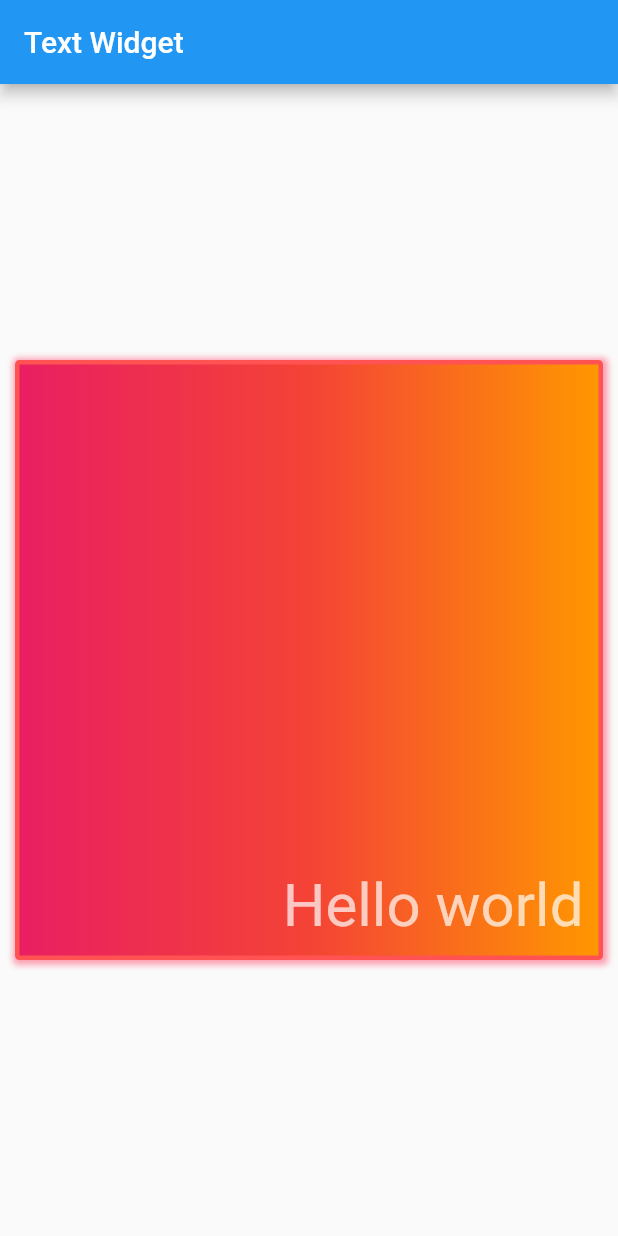
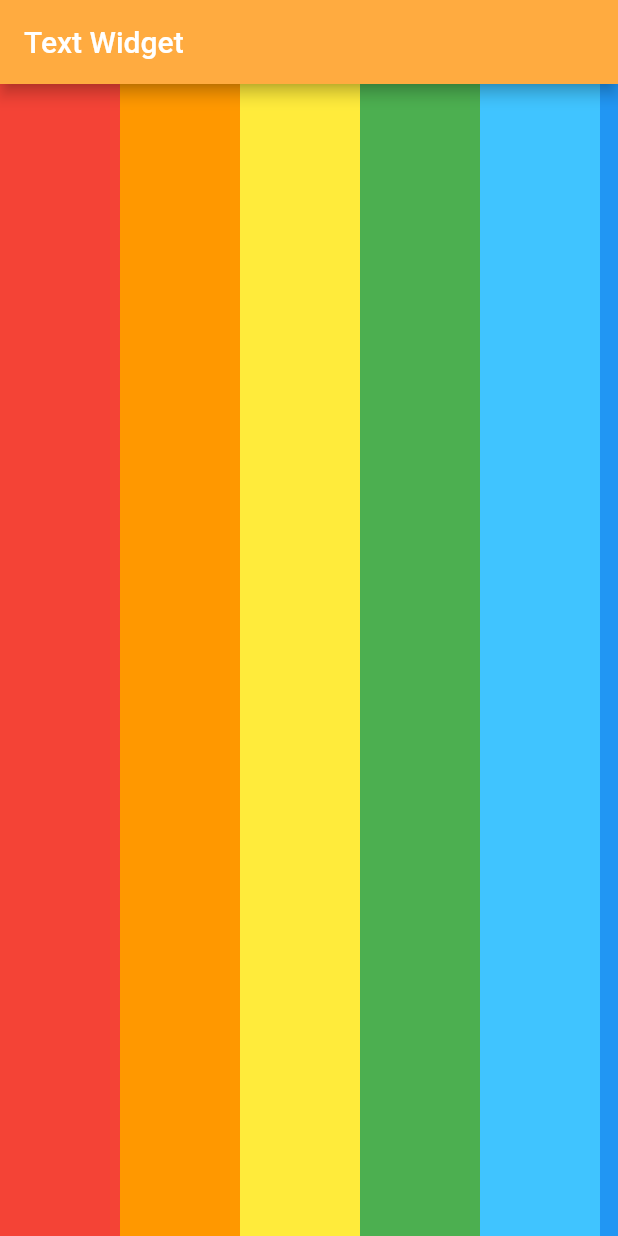
Before and after one commit to TennyQianghuacong/flutter_app, a Flutter app: the screen it shows after launch, on a phone screen of 412 x 824 dp. Run offline on Flutter 3.47's test engine with Material 2 defaults, Android fonts, the phone set to English and light mode, and no system bars.

Commit message:
彩虹糖

```diff
--- a/lib/main.dart
+++ b/lib/main.dart
@@ -2,37 +2,50 @@ import 'package:flutter/material.dart';
 
 void main() => runApp(MyAPP());
 
-class MyAPP extends StatelessWidget{
-
+class MyAPP extends StatelessWidget {
   @override
   Widget build(BuildContext context) {
     return MaterialApp(
       title: 'Text Widget',
       home: Scaffold(
-        appBar: AppBar(title: Text('Text Widget'),),
-        body: Center(
-          child: Container(
-            child: Text('Hello world', style: TextStyle(fontSize: 40.0, color: Colors.white70), ),
-            alignment: Alignment.bottomRight,
-            width: 500,
-            height: 400,
-            padding: EdgeInsets.all(10.0),
-            margin: EdgeInsets.all(10.0),
-            decoration: BoxDecoration(
-              gradient: LinearGradient(colors: [Colors.pink,Colors.red,Colors.orange]),
-              border: Border.all(width: 3.0, color: Colors.redAccent),
-              borderRadius: BorderRadius.all(Radius.circular(3.0)),
-              boxShadow: [BoxShadow(
-                color: Color(0x66FF1744),
-                spreadRadius: 2.0,
-                blurRadius: 3.0,
-                offset: Offset(1.0, 1.0)
-              )]
+        appBar: AppBar(
+          title: Text('Text Widget'),
+          backgroundColor: Colors.orangeAccent,
+        ),
+        body: ListView(
+          scrollDirection: Axis.horizontal,
+          children: <Widget>[
+            new Container(
+              width: 80.0,
+              color: Colors.red,
             ),
-          ),
+            new Container(
+              width: 80.0,
+              color: Colors.orange,
+            ),
+            new Container(
+              width: 80.0,
+              color: Colors.yellow,
+            ),
+            new Container(
+              width: 80.0,
+              color: Colors.green,
+            ),
+            new Container(
+              width: 80.0,
+              color: Colors.lightBlueAccent,
+            ),
+            new Container(
+              width: 80.0,
+              color: Colors.blue,
+            ),
+            new Container(
+              width: 80.0,
+              color: Colors.purple,
+            )
+          ],
         ),
       ),
     );
   }
-
 }
```
Also changed, not shown: 1 other file.
